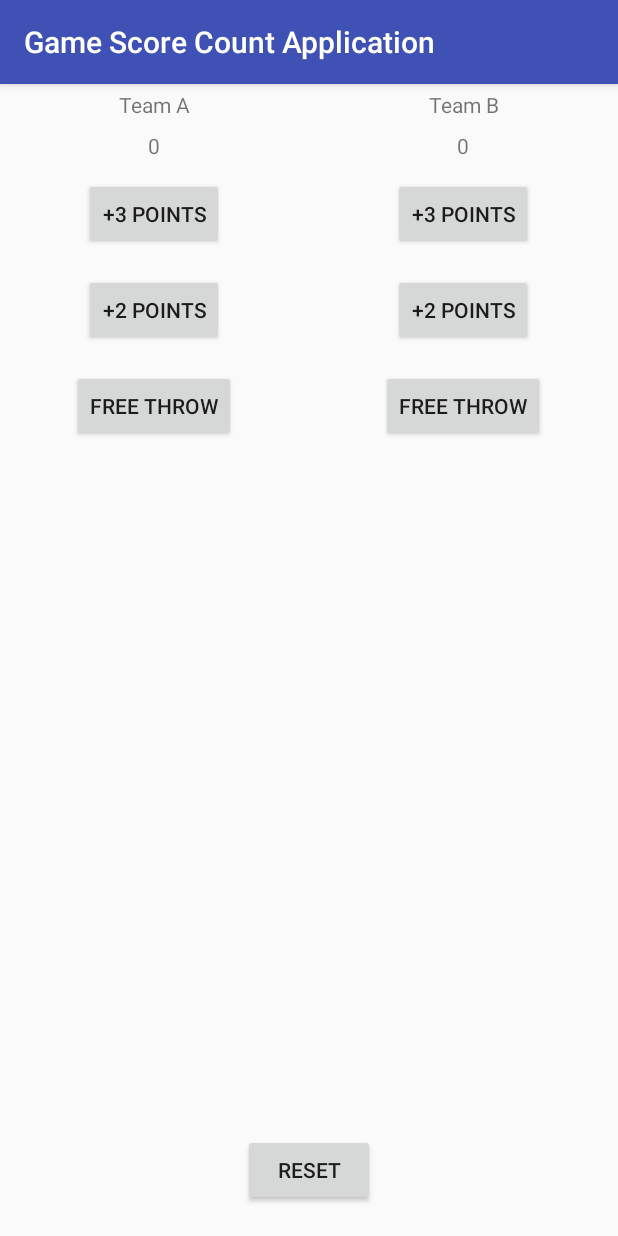
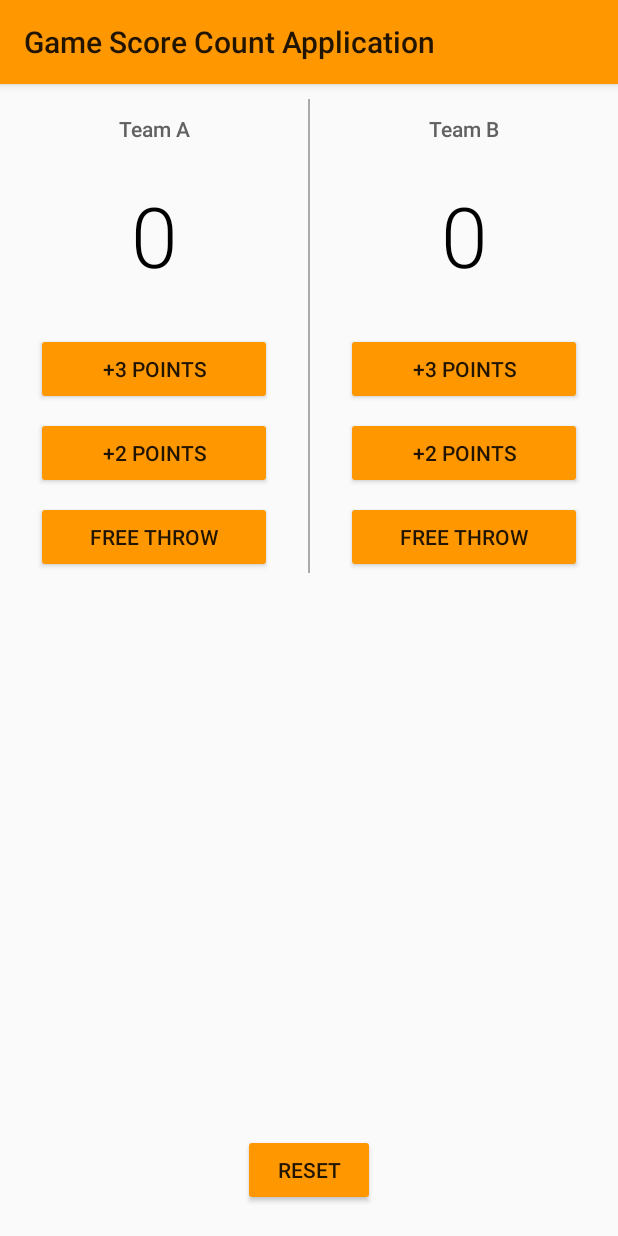
Before and after one commit to nayantiwariofficial/Android-Basics, an Android app: the screen it shows after launch (MainActivity), after a tap on "RESET", on a phone screen of 412 x 824 dp. Run offline under Robolectric (Android 15) with nearby library versions, the phone set to English and light mode, and no system bars; 3 other taps on this screen came first.

Commit message:
Court Counter Updated
Court Counter Updated

```diff
--- a/GameScoreCountApplication/app/src/main/java/com/example/nayantiwari/gamescorecountapplication/MainActivity.java
+++ b/GameScoreCountApplication/app/src/main/java/com/example/nayantiwari/gamescorecountapplication/MainActivity.java
@@ -45,13 +45,15 @@
         scoreTeamB = scoreTeamB + 3;
         displayScoreTeamB(scoreTeamB);
     }
+
     private void displayScoreTeamA(int number) {
         TextView quantityTextView = (TextView) findViewById(R.id.score_team_a);
-        quantityTextView.setText(String.valueOf(scoreTeamA));
+        quantityTextView.setText(String.valueOf(number));
     }
+
     private void displayScoreTeamB(int number) {
         TextView quantityTextView = (TextView) findViewById(R.id.score_team_b);
-        quantityTextView.setText(String.valueOf(scoreTeamB));
+        quantityTextView.setText(String.valueOf(number));
     }
 
     public void resetWholeScore(View view) {
--- a/GameScoreCountApplication/app/src/main/res/layout/activity_main.xml
+++ b/GameScoreCountApplication/app/src/main/res/layout/activity_main.xml
@@ -24,6 +24,12 @@
                 android:layout_width="match_parent"
                 android:layout_height="wrap_content"
                 android:text="@string/team_a"
+                android:layout_marginTop="16dp"
+                android:layout_marginBottom="16dp"
+
+                android:textSize="14sp"
+                android:textColor="#616161"
+                android:fontFamily="sans-serif-medium"
                 android:padding="4dp" />
 
             <TextView
@@ -32,33 +38,49 @@
                 android:layout_width="match_parent"
                 android:layout_height="wrap_content"
                 android:text="@string/_0"
-                android:padding="4dp"/>
+                android:padding="4dp"
+                android:textSize="56sp"
+                android:textColor="#000000"
+                android:fontFamily="sans-serif-light"/>
 
             <Button
                 android:id="@+id/button2"
-                android:layout_width="wrap_content"
+                android:layout_width="match_parent"
                 android:layout_height="wrap_content"
-                android:layout_margin="8dp"
+                android:layout_marginStart="24dp"
+                android:layout_marginEnd="24dp"
+                android:layout_marginTop="24dp"
+                android:padding="4dp"
                 android:text="@string/_3_points"
                 android:onClick="addThreePointTeamA"/>
 
             <Button
                 android:id="@+id/button5"
-                android:layout_width="wrap_content"
-                android:layout_margin="8dp"
+                android:layout_width="match_parent"
+                android:layout_marginStart="24dp"
+                android:layout_marginEnd="24dp"
+                android:layout_marginTop="8dp"
                 android:layout_height="wrap_content"
                 android:text="@string/_2_points"
                 android:onClick="addTwoPointTeamA"/>
 
             <Button
                 android:id="@+id/button"
-                android:layout_margin="8dp"
-                android:layout_width="wrap_content"
+                android:layout_width="match_parent"
                 android:layout_height="wrap_content"
+                android:layout_marginStart="24dp"
+                android:layout_marginEnd="24dp"
+                android:layout_marginTop="8dp"
                 android:text="@string/free_throw"
                 android:onClick="addOnePointTeamA"/>
 
         </LinearLayout>
+
+        <View
+            android:layout_width="1dp"
+            android:layout_height="match_parent"
+            android:background="@android:color/darker_gray"
+            android:layout_marginTop="10dp"/>
 
         <LinearLayout
             android:layout_width="match_parent"
@@ -73,7 +95,12 @@
                 android:layout_height="wrap_content"
                 android:gravity="center_horizontal"
                 android:padding="4dp"
-                android:text="@string/team_b"/>
+                android:text="@string/team_b"
+                android:layout_marginTop="16dp"
+                android:layout_marginBottom="16dp"
+                android:textSize="14sp"
+                android:textColor="#616161"
+                android:fontFamily="sans-serif-medium"/>
 
             <TextView
                 android:id="@+id/score_team_b"
@@ -81,29 +108,38 @@
                 android:layout_width="match_parent"
                 android:layout_height="wrap_content"
                 android:text="@string/_0"
-                android:padding="4dp" />
+                android:padding="4dp"
+                android:textSize="56sp"
+                android:textColor="#000000"
+                android:fontFamily="sans-serif-light"/>
 
             <Button
                 android:id="@+id/button4"
-                android:layout_width="wrap_content"
+                android:layout_width="match_parent"
                 android:layout_height="wrap_content"
-                android:layout_margin="8dp"
+                android:layout_marginStart="24dp"
+                android:layout_marginEnd="24dp"
+                android:layout_marginTop="24dp"
                 android:text="@string/_3_points"
                 android:onClick="addThreePointTeamB"/>
 
             <Button
                 android:id="@+id/button6"
-                android:layout_width="wrap_content"
+                android:layout_width="match_parent"
                 android:layout_height="wrap_content"
-                android:layout_margin="8dp"
+                android:layout_marginStart="24dp"
+                android:layout_marginEnd="24dp"
+                android:layout_marginTop="8dp"
                 android:text="@string/_2_points"
                 android:onClick="addTwoPointTeamB"/>
 
             <Button
                 android:id="@+id/button3"
-                android:layout_width="wrap_content"
+                android:layout_width="match_parent"
                 android:layout_height="wrap_content"
-                android:layout_margin="8dp"
+                android:layout_marginStart="24dp"
+                android:layout_marginEnd="24dp"
+                android:layout_marginTop="8dp"
                 android:onClick="addOnePointTeamB"
                 android:text="@string/free_throw" />
 
--- a/GameScoreCountApplication/app/src/main/res/values/styles.xml
+++ b/GameScoreCountApplication/app/src/main/res/values/styles.xml
@@ -1,11 +1,9 @@
 <resources>
-
     <!-- Base application theme. -->
-    <style name="AppTheme" parent="Theme.AppCompat.Light.DarkActionBar">
-        <!-- Customize your theme here. -->
-        <item name="colorPrimary">@color/colorPrimary</item>
-        <item name="colorPrimaryDark">@color/colorPrimaryDark</item>
-        <item name="colorAccent">@color/colorAccent</item>
+    <style name="AppTheme" parent="Theme.AppCompat.Light">
+        <!-- Primary theme color of the app (sets background color of app bar) -->
+        <item name="colorPrimary">#FF9800</item>
+        <!-- Background color of buttons in the app -->
+        <item name="colorButtonNormal">#FF9800</item>
     </style>
-
 </resources>
```
